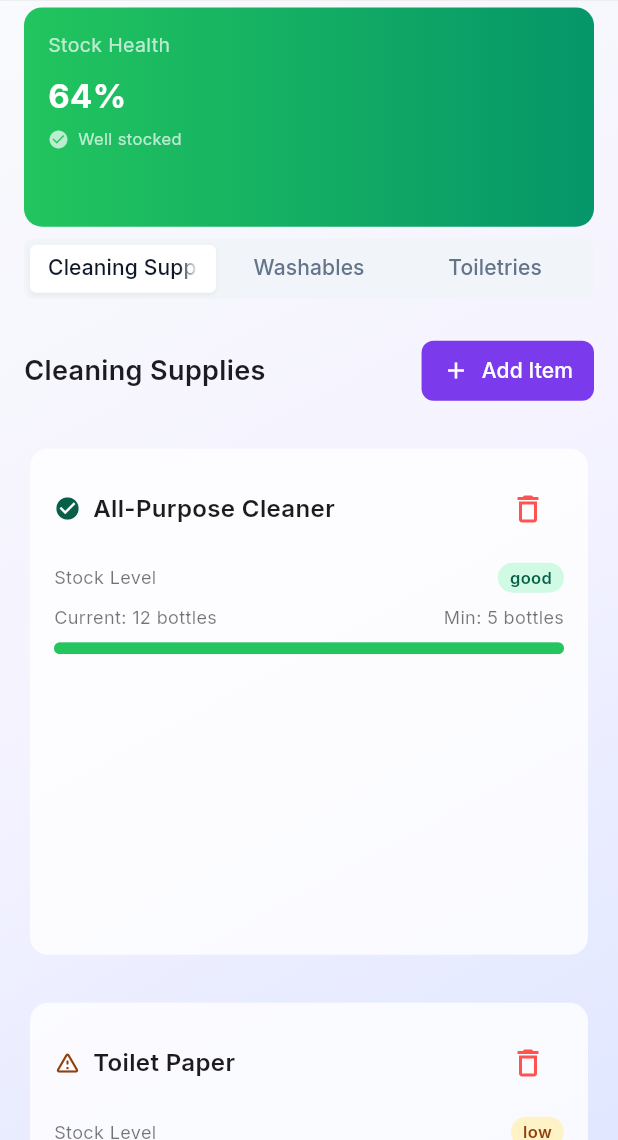
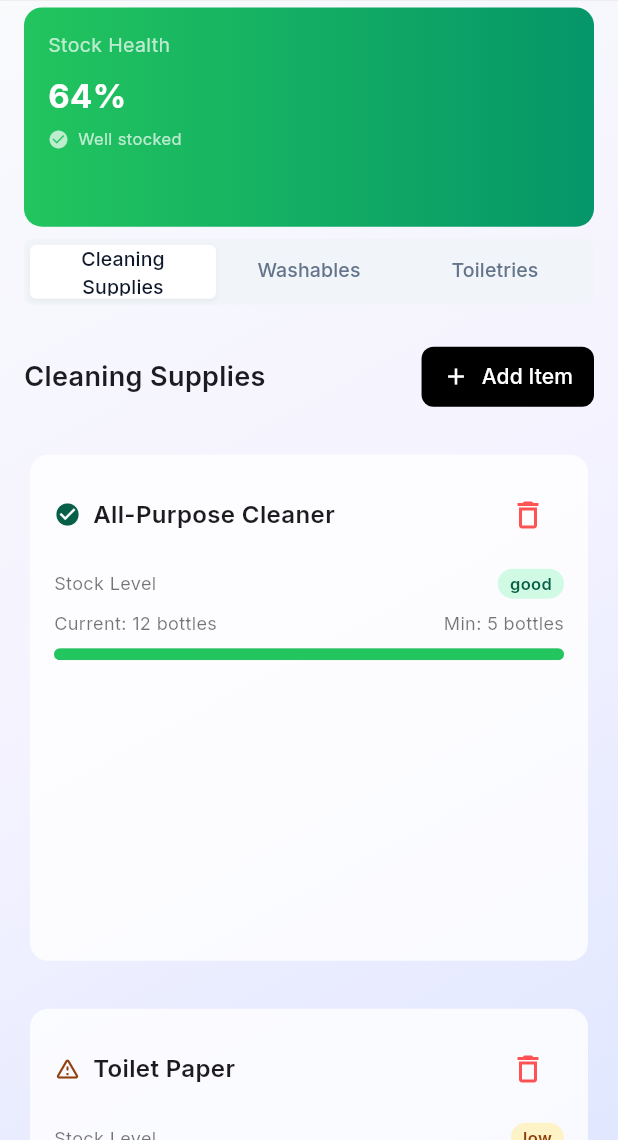
Before and after one commit to delgadjp/Raven-Nest, a Flutter app: the InventoryScreen screen opened by its route, scrolled down 576 dp, on a phone screen of 412 x 824 dp, the part 96-1236 px from its top. Run offline on Flutter 3.47's test engine with Material 3 defaults, Android fonts, the phone set to English and light mode, and no system bars; our stand-ins replace go_router, google_fonts.

Commit message:
Update InventoryScreen layout: Adjust tab label padding, enhance tab text styling, and modify button background color for improved UI consistency

```diff
--- a/lib/screens/inventory_screen.dart
+++ b/lib/screens/inventory_screen.dart
@@ -406,7 +406,8 @@ class _InventoryScreenState extends State<InventoryScreen> {
                         children: [
                           Container(
                             margin: const EdgeInsets.only(bottom: 24),
-                            height: 40,
+                            height: 44,
+                            width: double.infinity,
                             padding: const EdgeInsets.all(4),
                             decoration: BoxDecoration(
                               color: const Color(0xFFF1F5F9), // muted background
@@ -438,11 +439,29 @@ class _InventoryScreenState extends State<InventoryScreen> {
                               ),
                               indicatorSize: TabBarIndicatorSize.tab,
                               indicatorPadding: EdgeInsets.zero,
-                              labelPadding: const EdgeInsets.symmetric(horizontal: 12),
+                              labelPadding: const EdgeInsets.symmetric(horizontal: 8),
                               tabs: const [
-                                Tab(text: 'Cleaning Supplies'),
-                                Tab(text: 'Washables'),
-                                Tab(text: 'Toiletries'),
+                                Tab(
+                                  child: Text(
+                                    'Cleaning Supplies',
+                                    style: TextStyle(fontSize: 13),
+                                    textAlign: TextAlign.center,
+                                  ),
+                                ),
+                                Tab(
+                                  child: Text(
+                                    'Washables',
+                                    style: TextStyle(fontSize: 13),
+                                    textAlign: TextAlign.center,
+                                  ),
+                                ),
+                                Tab(
+                                  child: Text(
+                                    'Toiletries',
+                                    style: TextStyle(fontSize: 13),
+                                    textAlign: TextAlign.center,
+                                  ),
+                                ),
                               ],
                             ),
                           ),
@@ -578,7 +597,7 @@ class _InventoryScreenState extends State<InventoryScreen> {
                   Text(title, style: const TextStyle(fontSize: 18, fontWeight: FontWeight.w600)),
                   ElevatedButton.icon(
                     style: ElevatedButton.styleFrom(
-                      backgroundColor: const Color(0xFF7C3AED),
+                      backgroundColor: const Color.fromARGB(255, 0, 0, 0),
                       foregroundColor: Colors.white,
                       elevation: 0,
                       padding: const EdgeInsets.symmetric(horizontal: 14, vertical: 10),
```
